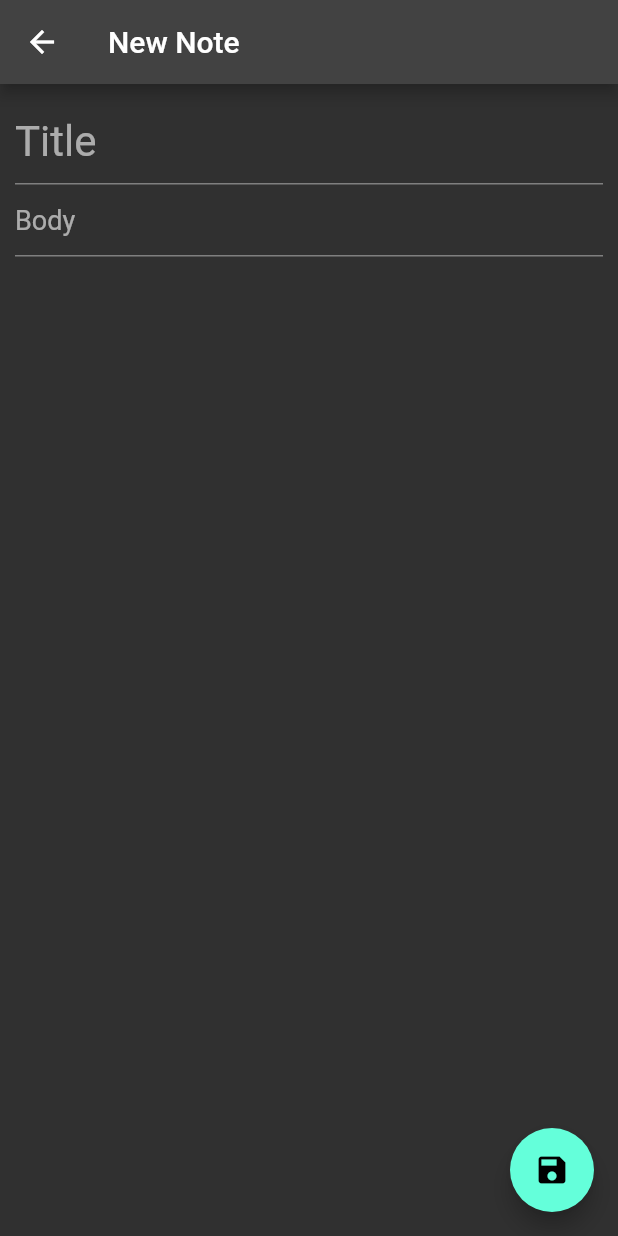
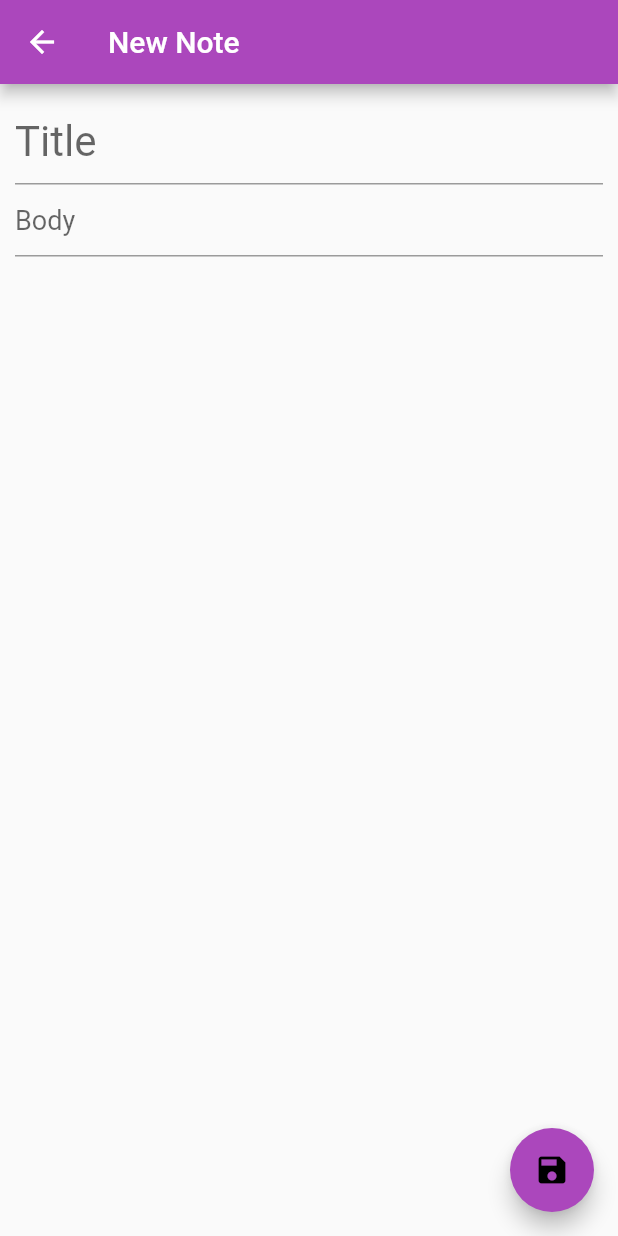
Before and after one commit to bisma-im/notes_app, a Flutter app: the screen it shows after launch, after a tap on the "add" icon, on a phone screen of 412 x 824 dp. Run offline on Flutter 3.47's test engine with Material 2 defaults, Android fonts, the phone set to English and light mode, and no system bars.

Commit message:
Applied light and dark theme

```diff
--- a/lib/main.dart
+++ b/lib/main.dart
@@ -1,5 +1,6 @@
 import 'package:flutter/material.dart';
 import 'package:notes_app/module_screens/home_screen.dart';
+import 'package:notes_app/theme/theme.dart';
 
 void main() {
   runApp(const MyApp());
@@ -7,16 +8,13 @@ void main() {
 
 class MyApp extends StatelessWidget {
   const MyApp({super.key});
-
   // This widget is the root of your application.
   @override
   Widget build(BuildContext context) {
     return MaterialApp(
-      title: 'Flutter Demo',
-      theme: ThemeData(
-        primarySwatch: Colors.blue,
-        brightness: Brightness.dark
-      ),
+      debugShowCheckedModeBanner: false,
+      theme: lightMode,
+      darkTheme: darkMode,
       home: const HomeScreen(),
     );
   }
--- a/lib/module_screens/create_note.dart
+++ b/lib/module_screens/create_note.dart
@@ -45,6 +45,7 @@ class _CreateNoteState extends State<CreateNote> {
         ),
       ),
       floatingActionButton: FloatingActionButton(
+        backgroundColor: Colors.purple.shade400,
         onPressed: (){
           if(titleController.text.isEmpty){
             return;
--- a/lib/module_screens/home_screen.dart
+++ b/lib/module_screens/home_screen.dart
@@ -20,18 +20,25 @@ class _HomeScreenState extends State<HomeScreen> with TickerProviderStateMixin{
       return notes.where((note) => note.category == category).toList();
     }
     return Scaffold(
+      backgroundColor: Theme.of(context).colorScheme.background,
       appBar: AppBar(
-        title: const Center(
+        backgroundColor: Theme.of(context).colorScheme.background,
+        title: Center(
           child: Text("Notes App",
           style: TextStyle(
-            color: Colors.tealAccent,
+            color: Theme.of(context).colorScheme.secondary,
             fontSize: 26.0
             ),
           ),
         ),
       ),
-      body: _selectedIndex == 0 ? (notes.isEmpty ? const Center(
-        child: Text('Create notes using the button below.'),
+      body: _selectedIndex == 0 ? (notes.isEmpty ? Center(
+        child: Text(
+          'Create notes using the button below.',
+          style: TextStyle(
+            color: Theme.of(context).colorScheme.secondary,
+          ),
+        ),
       ) : ListView.builder(
         itemCount: notes.length,
         itemBuilder: (BuildContext context, int index){
@@ -46,6 +53,7 @@ class _HomeScreenState extends State<HomeScreen> with TickerProviderStateMixin{
 
       //ListViewBuilder(notes: notes, length: notes.length, context: context, onNoteDeleted: onNoteDeleted, onCategoryChanged: onCategoryChanged),
       bottomNavigationBar: BottomNavigationBar(
+        backgroundColor: Theme.of(context).colorScheme.background,
         items: const <BottomNavigationBarItem> [
           BottomNavigationBarItem(
             icon: Icon(Icons.home),
@@ -65,8 +73,8 @@ class _HomeScreenState extends State<HomeScreen> with TickerProviderStateMixin{
           ),
         ],
         currentIndex: _selectedIndex,
-        unselectedItemColor: Colors.white,
-        selectedItemColor: Colors.tealAccent,
+        unselectedItemColor: Theme.of(context).colorScheme.secondary,
+        selectedItemColor: Theme.of(context).colorScheme.primary,
         iconSize: 30.0,
         selectedFontSize: 20.0,
         onTap: (int index) {
@@ -81,6 +89,7 @@ class _HomeScreenState extends State<HomeScreen> with TickerProviderStateMixin{
         },
       ),
       floatingActionButton: _selectedIndex == 0 ? FloatingActionButton(
+        backgroundColor: Colors.purple.shade400,
         onPressed: () {
           Navigator.of(context).push(MaterialPageRoute(builder: (context) => CreateNote(onNewNoteCreated: onNewNoteCreated)));
         },
--- /dev/null
+++ b/lib/theme/theme.dart
@@ -0,0 +1,19 @@
+import 'package:flutter/material.dart';
+
+ThemeData lightMode = ThemeData(
+  brightness: Brightness.light,
+  colorScheme: ColorScheme.light(
+    background: Colors.grey.shade50,
+    primary: Colors.purple.shade400,
+    secondary: Colors.grey.shade900,
+  )
+);
+
+ThemeData darkMode = ThemeData(
+  brightness: Brightness.dark,
+  colorScheme: ColorScheme.dark(
+    background: Colors.grey.shade900,
+    primary: Colors.purple.shade400,
+    secondary: Colors.grey.shade400,
+  )
+);
--- a/lib/widgets/dropdown.dart
+++ b/lib/widgets/dropdown.dart
@@ -16,6 +16,9 @@ class _DropDownState extends State<DropDown> {
   @override
   Widget build(BuildContext context) {
     return DropdownButton<String>(
+      style: TextStyle(
+        color: Theme.of(context).colorScheme.secondary,
+      ),
       value: widget.note.category.isNotEmpty ? widget.note.category : null,
       hint: const Text("Select a category"),
       items: const [
```
Also changed, not shown: lib/module_screens/note_view.dart (+19 -5 lines), lib/widgets/note_card.dart (+12 -6 lines), images/categorize_note.PNG, images/categorize_note_1.PNG (added), images/categorize_note_2.PNG (added), images/categorize_note_3.PNG (added), images/create_note.PNG, images/delete_note_option.PNG, images/home_screen.PNG, images/list_view.PNG.
